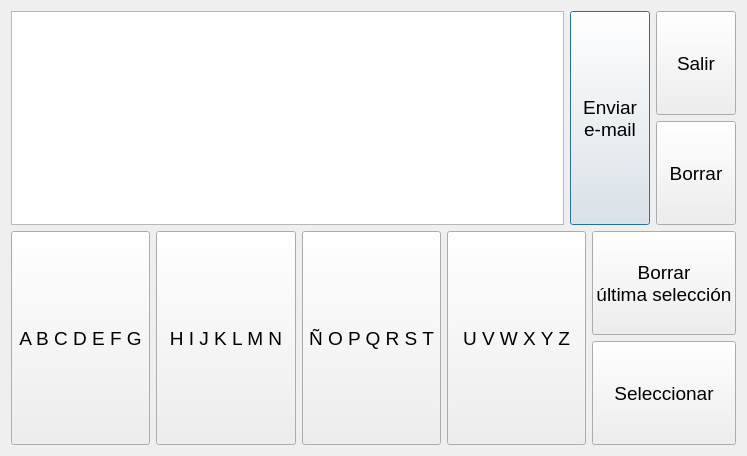
Before: the Qt Designer form inputdialog.ui in Mandros7/EOG-Application, drawn with Qt 5.
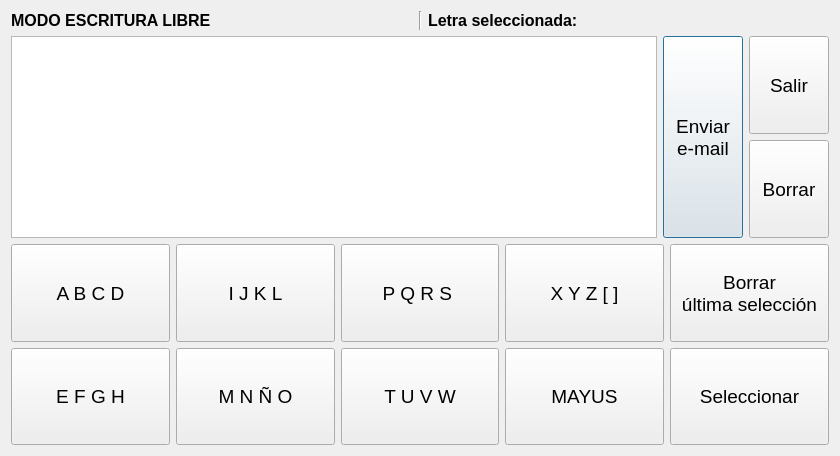
After: the same form once the commit is applied.

The edit to the form file:
```diff
--- a/inputdialog.ui
+++ b/inputdialog.ui
@@ -6,7 +6,7 @@
    <rect>
     <x>0</x>
     <y>0</y>
-    <width>747</width>
+    <width>840</width>
     <height>456</height>
    </rect>
   </property>
@@ -14,6 +14,53 @@
    <string>Correo y Teclado</string>
   </property>
   <layout class="QVBoxLayout" name="verticalLayout">
+   <item>
+    <layout class="QHBoxLayout" name="horizontalLayout_2">
+     <item>
+      <widget class="QLabel" name="stateLabel">
+       <property name="font">
+        <font>
+         <pointsize>12</pointsize>
+         <weight>75</weight>
+         <italic>false</italic>
+         <bold>true</bold>
+         <underline>false</underline>
+         <strikeout>false</strikeout>
+         <kerning>true</kerning>
+        </font>
+       </property>
+       <property name="text">
+        <string>MODO ESCRITURA LIBRE</string>
+       </property>
+      </widget>
+     </item>
+     <item>
+      <widget class="Line" name="line">
+       <property name="orientation">
+        <enum>Qt::Vertical</enum>
+       </property>
+      </widget>
+     </item>
+     <item>
+      <widget class="QLabel" name="selectedLabel">
+       <property name="font">
+        <font>
+         <pointsize>12</pointsize>
+         <weight>75</weight>
+         <italic>false</italic>
+         <bold>true</bold>
+         <underline>false</underline>
+         <strikeout>false</strikeout>
+         <kerning>true</kerning>
+        </font>
+       </property>
+       <property name="text">
+        <string>Letra seleccionada: </string>
+       </property>
+      </widget>
+     </item>
+    </layout>
+   </item>
    <item>
     <layout class="QHBoxLayout" name="horizontalLayout">
      <item>
@@ -87,8 +134,8 @@
     </layout>
    </item>
    <item>
-    <layout class="QHBoxLayout" name="horizontalLayout_2">
-     <item>
+    <layout class="QGridLayout" name="gridLayout">
+     <item row="0" column="0">
       <widget class="QPushButton" name="write1Button">
        <property name="sizePolicy">
         <sizepolicy hsizetype="Minimum" vsizetype="MinimumExpanding">
@@ -102,11 +149,11 @@
         </font>
        </property>
        <property name="text">
-        <string>A B C D E F G</string>
+        <string>A B C D</string>
        </property>
       </widget>
      </item>
-     <item>
+     <item row="0" column="1">
       <widget class="QPushButton" name="write2Button">
        <property name="sizePolicy">
         <sizepolicy hsizetype="Minimum" vsizetype="MinimumExpanding">
@@ -120,29 +167,11 @@
         </font>
        </property>
        <property name="text">
-        <string>H I J K L M N</string>
+        <string>I J K L</string>
        </property>
       </widget>
      </item>
-     <item>
-      <widget class="QPushButton" name="write3Button">
-       <property name="sizePolicy">
-        <sizepolicy hsizetype="Minimum" vsizetype="MinimumExpanding">
-         <horstretch>0</horstretch>
-         <verstretch>0</verstretch>
-        </sizepolicy>
-       </property>
-       <property name="font">
-        <font>
-         <pointsize>14</pointsize>
-        </font>
-       </property>
-       <property name="text">
-        <string>Ñ O P Q R S T</string>
-       </property>
-      </widget>
-     </item>
-     <item>
+     <item row="0" column="3">
       <widget class="QPushButton" name="write4Button">
        <property name="sizePolicy">
         <sizepolicy hsizetype="Minimum" vsizetype="MinimumExpanding">
@@ -153,14 +182,16 @@
        <property name="font">
         <font>
          <pointsize>14</pointsize>
+         <weight>50</weight>
+         <bold>false</bold>
         </font>
        </property>
        <property name="text">
-        <string>U V W X Y Z</string>
+        <string>X Y Z [ ]</string>
        </property>
       </widget>
      </item>
-     <item>
+     <item row="0" column="4">
       <layout class="QVBoxLayout" name="verticalLayout_3">
        <item>
         <widget class="QPushButton" name="pushButton_5">
@@ -181,26 +212,116 @@
          </property>
         </widget>
        </item>
-       <item>
-        <widget class="QPushButton" name="confirmButton">
-         <property name="sizePolicy">
-          <sizepolicy hsizetype="Minimum" vsizetype="MinimumExpanding">
-           <horstretch>0</horstretch>
-           <verstretch>0</verstretch>
-          </sizepolicy>
-         </property>
-         <property name="font">
-          <font>
-           <pointsize>14</pointsize>
-          </font>
-         </property>
-         <property name="text">
-          <string>Seleccionar</string>
-         </property>
-        </widget>
-       </item>
       </layout>
      </item>
+     <item row="0" column="2">
+      <widget class="QPushButton" name="write3Button">
+       <property name="sizePolicy">
+        <sizepolicy hsizetype="Minimum" vsizetype="MinimumExpanding">
+         <horstretch>0</horstretch>
+         <verstretch>0</verstretch>
+        </sizepolicy>
+       </property>
+       <property name="font">
+        <font>
+         <pointsize>14</pointsize>
+        </font>
+       </property>
+       <property name="text">
+        <string>P Q R S </string>
+       </property>
+      </widget>
+     </item>
+     <item row="1" column="0">
+      <widget class="QPushButton" name="write5Button">
+       <property name="sizePolicy">
+        <sizepolicy hsizetype="Minimum" vsizetype="MinimumExpanding">
+         <horstretch>0</horstretch>
+         <verstretch>0</verstretch>
+        </sizepolicy>
+       </property>
+       <property name="font">
+        <font>
+         <pointsize>14</pointsize>
+        </font>
+       </property>
+       <property name="text">
+        <string>E F G H</string>
+       </property>
+      </widget>
+     </item>
+     <item row="1" column="4">
+      <widget class="QPushButton" name="confirmButton">
+       <property name="sizePolicy">
+        <sizepolicy hsizetype="Minimum" vsizetype="MinimumExpanding">
+         <horstretch>0</horstretch>
+         <verstretch>0</verstretch>
+        </sizepolicy>
+       </property>
+       <property name="font">
+        <font>
+         <pointsize>14</pointsize>
+        </font>
+       </property>
+       <property name="text">
+        <string>Seleccionar</string>
+       </property>
+      </widget>
+     </item>
+     <item row="1" column="1">
+      <widget class="QPushButton" name="write6Button">
+       <property name="sizePolicy">
+        <sizepolicy hsizetype="Minimum" vsizetype="MinimumExpanding">
+         <horstretch>0</horstretch>
+         <verstretch>0</verstretch>
+        </sizepolicy>
+       </property>
+       <property name="font">
+        <font>
+         <pointsize>14</pointsize>
+        </font>
+       </property>
+       <property name="text">
+        <string>M N Ñ O</string>
+       </property>
+      </widget>
+     </item>
+     <item row="1" column="2">
+      <widget class="QPushButton" name="write7Button">
+       <property name="sizePolicy">
+        <sizepolicy hsizetype="Minimum" vsizetype="MinimumExpanding">
+         <horstretch>0</horstretch>
+         <verstretch>0</verstretch>
+        </sizepolicy>
+       </property>
+       <property name="font">
+        <font>
+         <pointsize>14</pointsize>
+        </font>
+       </property>
+       <property name="text">
+        <string>T U V W</string>
+       </property>
+      </widget>
+     </item>
+     <item row="1" column="3">
+      <widget class="QPushButton" name="mayusButton">
+       <property name="sizePolicy">
+        <sizepolicy hsizetype="Minimum" vsizetype="MinimumExpanding">
+         <horstretch>0</horstretch>
+         <verstretch>0</verstretch>
+        </sizepolicy>
+       </property>
+       <property name="font">
+        <font>
+         <pointsize>14</pointsize>
+        </font>
+       </property>
+       <property name="text">
+        <string>MAYUS</string>
+       </property>
+      </widget>
+     </item>
     </layout>
    </item>
   </layout>
```
